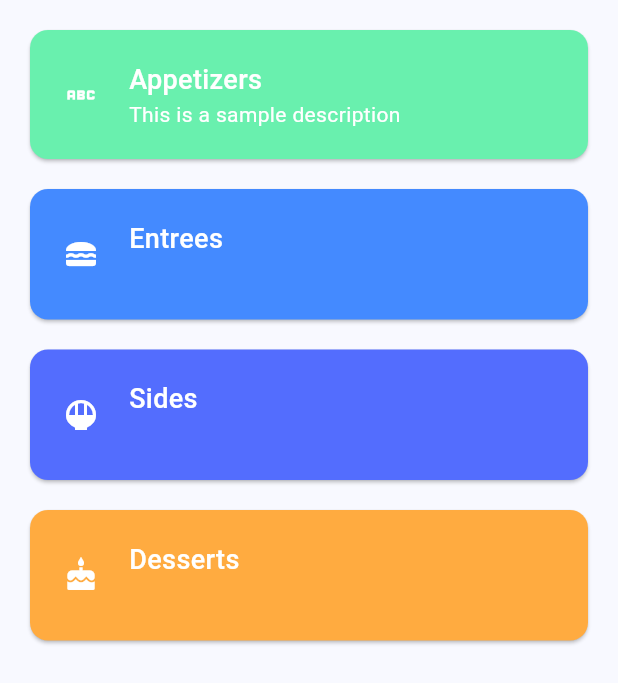
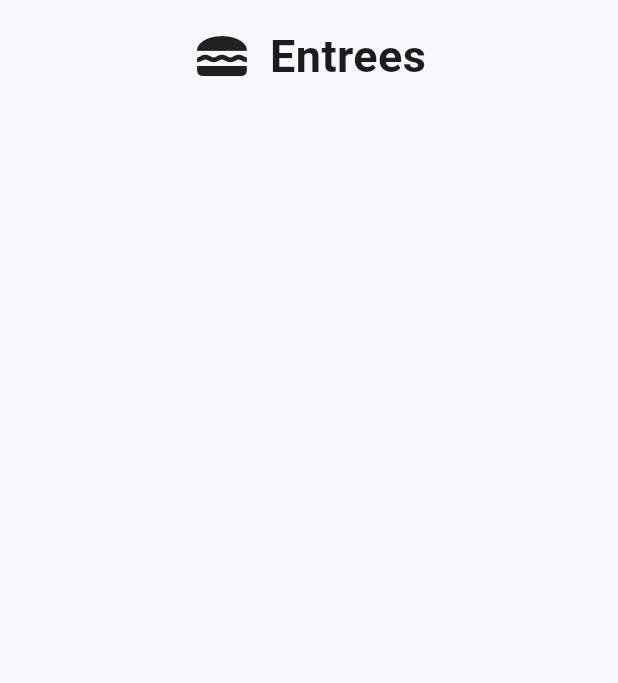
Before and after one commit to a-batts/neutritious, a Flutter app: the screen it shows after launch, after a tap on "Entrees", on a phone screen of 412 x 824 dp. Shown: the top 683 px of the screen. Run offline on Flutter 3.47's test engine with Material 3 defaults, Android fonts, the light colour scheme and no system bars.

Commit message:
Category page

```diff
--- /dev/null
+++ b/lib/category_page.dart
@@ -0,0 +1,39 @@
+import 'package:flutter/material.dart';
+import 'package:neutritious/enums/menu_category.dart';
+
+class CategoryPage extends StatefulWidget {
+  const CategoryPage({super.key, required this.category});
+
+  final MenuCategory category;
+
+  @override
+  State<CategoryPage> createState() => _CategoryPageState();
+}
+
+class _CategoryPageState extends State<CategoryPage> {
+  @override
+  Widget build(BuildContext context) {
+    final MenuCategory category = widget.category;
+
+    return Scaffold(
+      body: Center(
+          child: Padding(
+        padding: const EdgeInsets.all(16.0),
+        child: Column(
+          mainAxisAlignment: MainAxisAlignment.start,
+          children: <Widget>[
+            Row(mainAxisAlignment: MainAxisAlignment.center, children: [
+              Icon(category.icon, size: 40.0),
+              const SizedBox(
+                width: 12.0,
+              ),
+              Text(category.title,
+                  style: const TextStyle(
+                      fontSize: 30.0, fontWeight: FontWeight.w600))
+            ])
+          ],
+        ),
+      )),
+    );
+  }
+}
--- a/lib/main.dart
+++ b/lib/main.dart
@@ -1,4 +1,5 @@
 import 'package:flutter/material.dart';
+import 'package:neutritious/category_page.dart';
 
 import 'enums/menu_category.dart';
 
@@ -33,24 +34,17 @@
         colorScheme: ColorScheme.fromSeed(seedColor: Colors.blue),
         useMaterial3: true,
       ),
-      home: const MenuPage(title: 'Flutter Demo Home!'),
+      home: const MenuPage(),
     );
   }
 }
 
 class MenuPage extends StatefulWidget {
-  const MenuPage({super.key, required this.title});
+  const MenuPage({super.key});
 
   // This widget is the home page of your application. It is stateful, meaning
   // that it has a State object (defined below) that contains fields that affect
   // how it looks.
-
-  // This class is the configuration for the state. It holds the values (in this
-  // case the title) provided by the parent (in this case the App widget) and
-  // used by the build method of the State. Fields in a Widget subclass are
-  // always marked "final".
-
-  final String title;
 
   @override
   State<MenuPage> createState() => _MenuPageState();
@@ -68,7 +62,13 @@
           color: category.color,
           child: InkWell(
             borderRadius: BorderRadius.circular(12.0),
-            onTap: () => {},
+            onTap: () => {
+              Navigator.push(
+                context,
+                MaterialPageRoute(
+                    builder: (context) => CategoryPage(category: category)),
+              )
+            },
             child: Padding(
                 padding: const EdgeInsets.symmetric(
                     horizontal: 22.0, vertical: 20.0),
```
